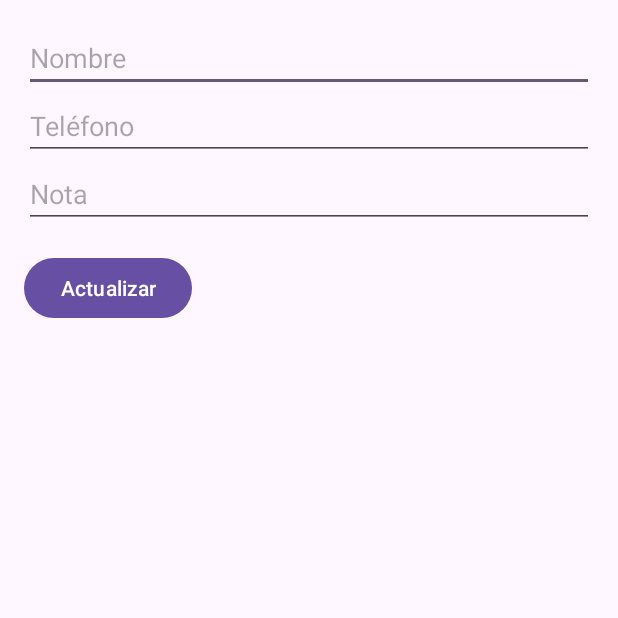
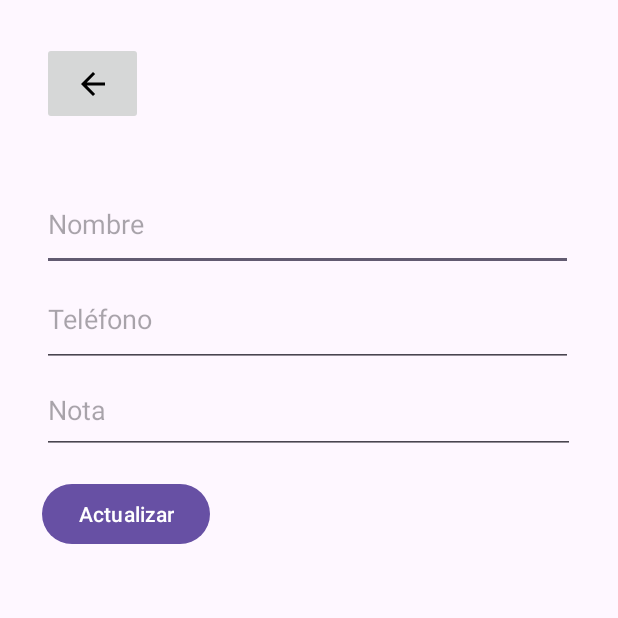
Before and after one commit to jdj2001/PM1E1365556, an Android app: the ActualizarContactoActivity screen opened directly, with no data from a screen before it, on a phone screen of 412 x 824 dp, the top half of it. Run offline under Robolectric (Android 15) with nearby library versions, the phone set to English and light mode, and no system bars.

Commit message:
Boton Salir en ActualizarContacto

```diff
--- a/app/src/main/java/com/example/pm1e1365556/ActualizarContactoActivity.java
+++ b/app/src/main/java/com/example/pm1e1365556/ActualizarContactoActivity.java
@@ -1,8 +1,11 @@
 package com.example.pm1e1365556;
 
+import android.annotation.SuppressLint;
+import android.content.Intent;
 import android.os.Bundle;
 import android.widget.Button;
 import android.widget.EditText;
+import android.widget.ImageButton;
 
 import androidx.appcompat.app.AppCompatActivity;
 
@@ -10,12 +13,15 @@ public class ActualizarContactoActivity extends AppCompatActivity {
 
     private EditText editNombre, editTelefono, editNota;
     private Button btnActualizar;
+    private ImageButton btnAtras;
 
+    @SuppressLint("MissingInflatedId")
     @Override
     protected void onCreate(Bundle savedInstanceState) {
         super.onCreate(savedInstanceState);
         setContentView(R.layout.activity_actualizar_contacto);
 
+        btnAtras = findViewById(R.id.btnAtras);
         editNombre = findViewById(R.id.editNombre);
         editTelefono = findViewById(R.id.editTelefono);
         editNota = findViewById(R.id.editNota);
@@ -26,5 +32,14 @@ public class ActualizarContactoActivity extends AppCompatActivity {
 
         // Implementar la lógica para cargar y actualizar los datos del contacto según su ID
         // Por simplicidad, aquí solo se muestra la interfaz de usuario
+
+        btnAtras.setOnClickListener(v -> regresarInicio());
+    }
+
+    private void regresarInicio()
+    {
+        Intent intent = new Intent(this, ActivityListado.class);
+        startActivity(intent);
+        finish();
     }
 }
--- a/app/src/main/res/layout/activity_actualizar_contacto.xml
+++ b/app/src/main/res/layout/activity_actualizar_contacto.xml
@@ -1,33 +1,41 @@
 <?xml version="1.0" encoding="utf-8"?>
 <LinearLayout xmlns:android="http://schemas.android.com/apk/res/android"
+    xmlns:app="http://schemas.android.com/apk/res-auto"
     android:layout_width="match_parent"
     android:layout_height="match_parent"
     android:orientation="vertical"
-    android:padding="16dp">
+    android:padding="28dp">
+
+    <ImageButton
+        android:id="@+id/btnAtras"
+        android:layout_width="67dp"
+        android:layout_height="55dp"
+        app:srcCompat="@drawable/baseline_arrow_back_24" />
 
     <EditText
         android:id="@+id/editNombre"
-        android:layout_width="match_parent"
-        android:layout_height="wrap_content"
+        android:layout_width="354dp"
+        android:layout_height="62dp"
+        android:layout_marginTop="35dp"
         android:hint="Nombre" />
 
     <EditText
         android:id="@+id/editTelefono"
-        android:layout_width="match_parent"
-        android:layout_height="wrap_content"
+        android:layout_width="354dp"
+        android:layout_height="64dp"
         android:hint="Teléfono" />
 
     <EditText
         android:id="@+id/editNota"
-        android:layout_width="match_parent"
-        android:layout_height="wrap_content"
+        android:layout_width="355dp"
+        android:layout_height="58dp"
         android:hint="Nota" />
 
     <Button
         android:id="@+id/btnActualizar"
         android:layout_width="wrap_content"
         android:layout_height="wrap_content"
-        android:text="Actualizar"
-        android:layout_marginTop="16dp" />
+        android:layout_marginTop="16dp"
+        android:text="Actualizar" />
 
 </LinearLayout>
```
